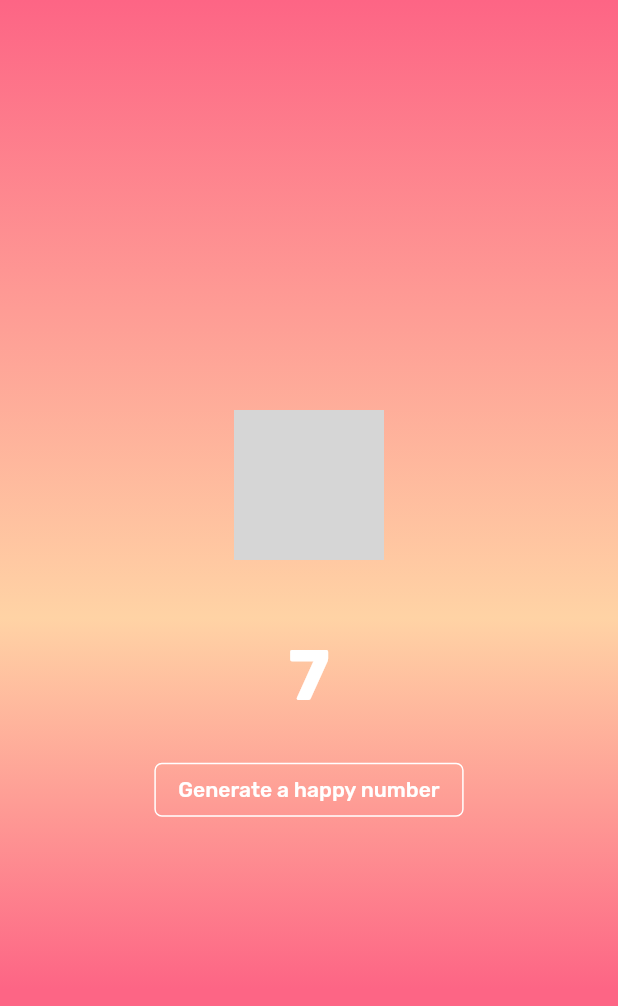
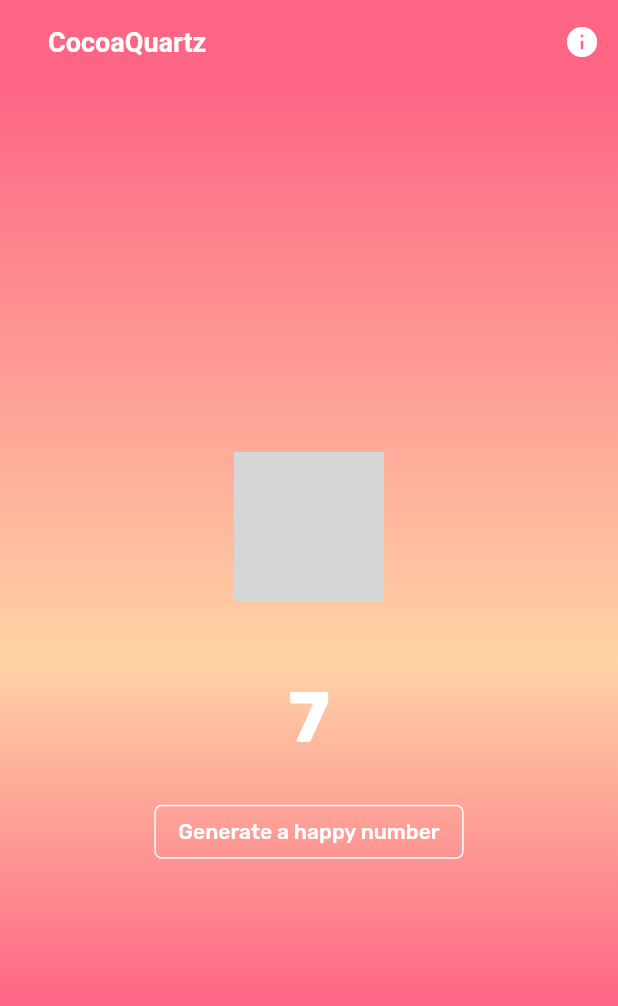
Before and after one commit to i-am-uranium/generate-number-app, a Flutter app: the screen it shows after launch, on a phone screen of 412 x 824 dp. Shown: the top 1006 px of the screen. Run offline on Flutter 3.47's test engine with Material 2 defaults, Android fonts, the phone set to English and light mode, and no system bars; our stand-ins replace cookie_jar, dio, dio_cookie_manager, logger; generated files the repository leaves out were written again; grey boxes are pictures that could not be loaded.

Commit message:
code refactor

```diff
--- a/lib/main.dart
+++ b/lib/main.dart
@@ -1,3 +1,4 @@
+import 'package:flutter/cupertino.dart';
 import 'package:flutter/material.dart';
 import 'package:numbers/model/number_detail.dart';
 import 'package:numbers/styles/app_style.dart';
@@ -13,6 +14,7 @@ class MyApp extends StatelessWidget {
   Widget build(BuildContext context) {
     return MaterialApp(
       title: 'Numbers',
+      debugShowCheckedModeBanner: false,
       theme: AppStyle.theme,
       home: MyHomePage(title: 'Generates a number'),
     );
@@ -30,13 +32,55 @@ class MyHomePage extends StatefulWidget {
 
 class _MyHomePageState extends State<MyHomePage> {
   String _happyNumber = '7';
+
+  final Map<String, List<dynamic>> decorationColorAndStops = {
+    'colors': [
+      AppStyle.primaryColor,
+      AppStyle.primaryColorLight,
+      AppStyle.primaryColor
+    ],
+    'stops': [0.0, 0.50, 0.80],
+  };
+
   @override
   Widget build(BuildContext context) {
     return Scaffold(
+      appBar: AppBar(
+        elevation: 0.0,
+        actions: <Widget>[
+          IconButton(
+              icon: Icon(Icons.info),
+              onPressed: () {
+                SimpleDialog(
+                  children: <Widget>[
+                    Text(
+                      'Any number will be called a happy number if, after repeatedly replacing it with a number equal to the sum of the square of all of its digits, leads us to number ‘1’. All other (not-happy) numbers will never reach ‘1’. Instead, they will be stuck in a cycle of numbers which does not include ‘1’.',
+                      textAlign: TextAlign.center,
+                      style: TextStyle(
+                        decoration: TextDecoration.none,
+                      ),
+                    ),
+                  ],
+                );
+                print('info print');
+              })
+        ],
+        title: Padding(
+          padding: EdgeInsets.all(16.0),
+          child: Text('CocoaQuartz',
+              style: TextStyle(
+                fontSize: 18,
+                fontWeight: FontWeight.bold,
+              )),
+        ),
+      ),
       body: Container(
         width: MediaQuery.of(context).size.width,
         height: MediaQuery.of(context).size.height,
-        decoration: containerDecoration,
+        decoration: getContainerDecoration(
+          colors: decorationColorAndStops['colors'].cast<Color>(),
+          stops: decorationColorAndStops['stops'].cast<double>(),
+        ),
         child: Column(
           mainAxisAlignment: MainAxisAlignment.center,
           crossAxisAlignment: CrossAxisAlignment.center,
@@ -54,7 +98,6 @@ class _MyHomePageState extends State<MyHomePage> {
               _happyNumber,
               style: TextStyle(
                 fontSize: 48,
-                color: AppStyle.white,
                 fontWeight: FontWeight.bold,
               ),
             ),
--- a/lib/styles/app_style.dart
+++ b/lib/styles/app_style.dart
@@ -33,8 +33,8 @@ mixin AppStyle {
         )
         .apply(
           fontFamily: 'Rubik',
-          displayColor: blackColor,
-          bodyColor: blackColor,
+          displayColor: white,
+          bodyColor: white,
         );
   }
 }
--- a/lib/widgets/container_gradient.dart
+++ b/lib/widgets/container_gradient.dart
@@ -1,18 +1,13 @@
 import 'package:flutter/material.dart';
-import 'package:numbers/styles/app_style.dart';
 
-BoxDecoration get containerDecoration {
-  final stops = [0.0, 0.50, 0.80];
+BoxDecoration getContainerDecoration(
+    {@required List<Color> colors, @required List<double> stops}) {
   return BoxDecoration(
     gradient: LinearGradient(
       begin: Alignment.topLeft,
       end: Alignment.bottomLeft,
+      colors: colors,
       stops: stops,
-      colors: [
-        AppStyle.primaryColor,
-        AppStyle.primaryColorLight,
-        AppStyle.primaryColor,
-      ],
     ),
   );
 }
--- a/lib/widgets/ghost_button.dart
+++ b/lib/widgets/ghost_button.dart
@@ -12,9 +12,6 @@ FlatButton getGhostButton({String title, Function onPressed}) {
     ),
     child: Text(
       '$title',
-      style: TextStyle(
-        color: AppStyle.white,
-      ),
     ),
     onPressed: onPressed,
   );
```
